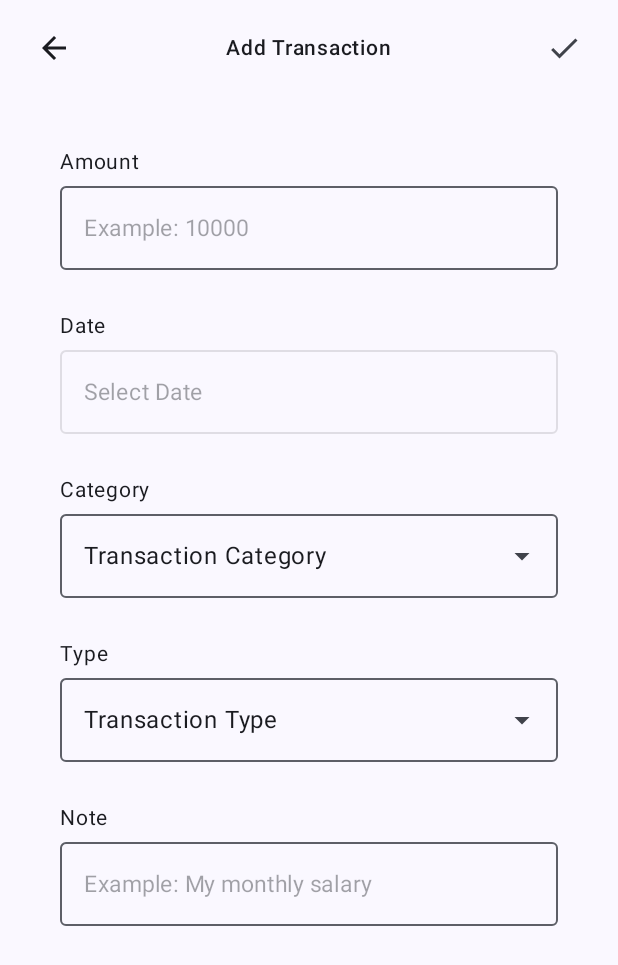
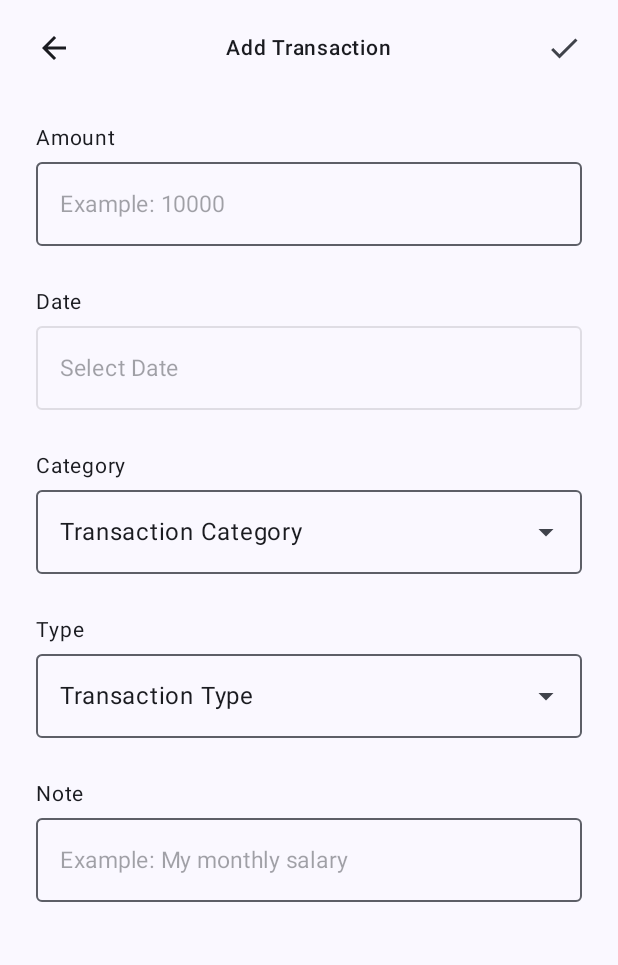
Before and after one commit to Udean777/Expense-Tracker, an Android app built with Jetpack Compose: the screen it shows after launch (MainActivity), after a tap on "Add", on a phone screen of 412 x 824 dp. Shown: the top 965 px of the screen. Run offline under Robolectric (Android 15) with nearby library versions, the phone set to English and light mode, and no system bars; our stand-ins replace Dagger/Hilt's generated code, Room's generated code; 6 statements that could not run were skipped.

Commit message:
feat: change a few things in homeviewmodel

```diff
--- a/app/src/main/java/com/ssajudn/expensetracker/data/local/ExpenseDao.kt
+++ b/app/src/main/java/com/ssajudn/expensetracker/data/local/ExpenseDao.kt
@@ -14,9 +14,6 @@ interface ExpenseDao {
     @Query("SELECT * FROM expense ORDER BY date DESC")
     fun getAllExpense(): Flow<List<Expense>>
 
-    @Query("SELECT type, date, SUM(amount) AS total_amount FROM expense GROUP BY type, date ORDER BY date")
-    fun getAllExpenseByDate(): Flow<List<ExpenseSummary>>
-
     @Query("SELECT * FROM expense WHERE strftime('%Y-%m', substr(date, 7, 4) || '-' || substr(date, 4, 2) || '-' || substr(date, 1, 2)) = strftime('%Y-%m', 'now')")
     fun getCurrentMonthExpenses(): Flow<List<Expense>>
 
--- a/app/src/main/java/com/ssajudn/expensetracker/data/repository/ExpenseRepositoryImpl.kt
+++ b/app/src/main/java/com/ssajudn/expensetracker/data/repository/ExpenseRepositoryImpl.kt
@@ -31,6 +31,12 @@ class ExpenseRepositoryImpl @Inject constructor(
         }
     }
 
+    override fun getTenTransaction(): Flow<List<Expense>> {
+        return expenseDao.getAllExpense().map { expense ->
+            expense.sortedByDescending { it.date }.take(10)
+        }
+    }
+
     override fun getCurrentMonthExpenses(): Flow<List<Expense>> {
         return expenseDao.getCurrentMonthExpenses()
     }
--- a/app/src/main/java/com/ssajudn/expensetracker/domain/repository/ExpenseRepository.kt
+++ b/app/src/main/java/com/ssajudn/expensetracker/domain/repository/ExpenseRepository.kt
@@ -10,6 +10,8 @@ interface ExpenseRepository {
 
     fun getTopExpense(): Flow<List<Expense>>
 
+    fun getTenTransaction(): Flow<List<Expense>>
+
     fun getCurrentMonthExpenses(): Flow<List<Expense>>
 
     fun getExpensesByMonth(yearMonth: String): Flow<List<Expense>>
--- a/app/src/main/java/com/ssajudn/expensetracker/presentation/add_screen/Form.kt
+++ b/app/src/main/java/com/ssajudn/expensetracker/presentation/add_screen/Form.kt
@@ -106,14 +106,12 @@ fun DataForm(
             modifier = modifier
                 .padding(16.dp)
                 .fillMaxWidth()
-                .padding(16.dp)
                 .padding(paddingValues)
                 .verticalScroll(rememberScrollState())
         ) {
-            Text(text = "Amount", fontSize = 14.sp, color = MaterialTheme.colorScheme.onBackground)
-
-            Spacer(modifier = Modifier.size(4.dp))
-
+            FormSection(
+                title = "Amount",
+                content = {
                     OutlinedTextField(
                         value = viewModel.amount.value,
                         onValueChange = { viewModel.updateField(UpdateField.AMOUNT, it) },
@@ -126,13 +124,14 @@ fun DataForm(
                             )
                         },
                     )
+                }
+            )
 
             Spacer(modifier = Modifier.height(25.dp))
 
-            Text(text = "Date", fontSize = 14.sp, color = MaterialTheme.colorScheme.onBackground)
-
-            Spacer(modifier = Modifier.size(4.dp))
-
+            FormSection(
+                title = "Date",
+                content = {
                     OutlinedTextField(
                         value = if (viewModel.date.value == 0L) "" else Utils.formatDateToHumanReadableForm(
                             viewModel.date.value
@@ -151,41 +150,40 @@ fun DataForm(
                         readOnly = true,
                         enabled = false
                     )
-
-            Spacer(modifier = Modifier.height(25.dp))
-
-            Text(
-                text = "Category",
-                fontSize = 14.sp,
-                color = MaterialTheme.colorScheme.onBackground
-            )
-
-            Spacer(modifier = Modifier.size(4.dp))
-
-            ExpenseDropDown(
-                listOfItems = Common.listProvider,
-                onItemSelected = { viewModel.updateField(UpdateField.CATEGORY, it) },
-                initialText = "Transaction Category"
+                }
             )
 
             Spacer(modifier = Modifier.height(25.dp))
 
-            Text(text = "Type", fontSize = 14.sp, color = MaterialTheme.colorScheme.onBackground)
+            FormSection(
+                title = "Category",
+                content = {
+                    ExpenseDropDown(
+                        listOfItems = Common.listProvider,
+                        onItemSelected = { viewModel.updateField(UpdateField.CATEGORY, it) },
+                        initialText = "Transaction Category",
+                    )
+                },
+            )
 
-            Spacer(modifier = Modifier.size(4.dp))
+            Spacer(modifier = Modifier.height(25.dp))
 
+            FormSection(
+                title = "Type",
+                content = {
                     ExpenseDropDown(
                         listOfItems = listOf("Income", "Expense"),
                         onItemSelected = { viewModel.updateField(UpdateField.TYPE, it) },
                         initialText = "Transaction Type"
                     )
+                }
+            )
 
             Spacer(modifier = Modifier.height(25.dp))
 
-            Text(text = "Note", fontSize = 14.sp, color = MaterialTheme.colorScheme.onBackground)
-
-            Spacer(modifier = Modifier.size(4.dp))
-
+            FormSection(
+                title = "Note",
+                content = {
                     OutlinedTextField(
                         value = viewModel.name.value,
                         onValueChange = { viewModel.updateField(UpdateField.NAME, it) },
@@ -199,6 +197,8 @@ fun DataForm(
                         },
                     )
                 }
+            )
+        }
 
         if (dateDialogVisibility.value) {
             ExpenseDatePickerDialog(
@@ -210,7 +210,6 @@ fun DataForm(
             )
         }
     }
-
 }
 
 @OptIn(ExperimentalMaterial3Api::class)
@@ -277,3 +276,15 @@ fun ExpenseDropDown(
         }
     }
 }
+
+@Composable
+fun FormSection(
+    title: String,
+    content: @Composable () -> Unit
+) {
+    Column(modifier = Modifier.fillMaxWidth()) {
+        Text(text = title, fontSize = 14.sp, color = MaterialTheme.colorScheme.onBackground)
+        Spacer(modifier = Modifier.size(4.dp))
+        content()
+    }
+}
--- a/app/src/main/java/com/ssajudn/expensetracker/presentation/home_screen/HomeViewModel.kt
+++ b/app/src/main/java/com/ssajudn/expensetracker/presentation/home_screen/HomeViewModel.kt
@@ -27,9 +27,6 @@ class HomeViewModel @Inject constructor(
     private val _currentMonthExpenses = MutableStateFlow<List<Expense>>(emptyList())
     val currentMonthExpenses: StateFlow<List<Expense>> = _currentMonthExpenses.asStateFlow()
 
-    private val _filteredExpenses = MutableStateFlow<List<Expense>>(emptyList())
-    val filteredExpenses: StateFlow<List<Expense>> = _filteredExpenses.asStateFlow()
-
     val expense: String
         get() = getTotalExpense(_currentMonthExpenses.value)
 
@@ -56,7 +53,7 @@ class HomeViewModel @Inject constructor(
     private fun getCurrentMonthExpenses() {
         viewModelScope.launch {
             expenseRepository.getCurrentMonthExpenses().collect { expenseList ->
-                _currentMonthExpenses.value = expenseList
+                _currentMonthExpenses.value = expenseList.sortedByDescending { it.amount }.take(5)
                 Log.d("BalanceScreen", "Current Month Expenses: $expenseList")
             }
         }
```
Lines whose indentation alone changed are shown as unchanged.
